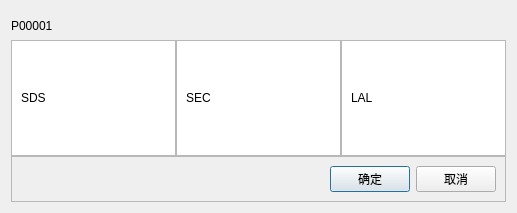
Old version of the form QCseek/qcresultDialog.ui in the repository dongfeixiang/QCseek.
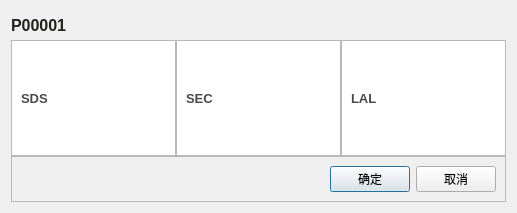
New version of the form.

What changed in the file:
```diff
--- a/QCseek/qcresultDialog.ui
+++ b/QCseek/qcresultDialog.ui
@@ -23,6 +23,16 @@
    <string notr="true">QFrame#content {
 	background-color: rgb(255, 255, 255);
 	border-radius: 3px;
+}
+QLabel#pidLabel {
+	font-size: 12pt;
+	font-weight: bold;
+	color: rgb(33, 34, 27);
+}
+#label_sds, #label_sec, #label_lal {
+	font-size: 10pt;
+	font-weight: bold;
+	color: rgb(74, 74, 74);
 }</string>
   </property>
   <layout class="QVBoxLayout" name="verticalLayout">
@@ -82,7 +92,7 @@
         </property>
         <layout class="QVBoxLayout" name="verticalLayout_2">
          <item>
-          <widget class="QLabel" name="label_2">
+          <widget class="QLabel" name="label_sds">
            <property name="text">
             <string>SDS</string>
            </property>
@@ -101,7 +111,7 @@
         </property>
         <layout class="QVBoxLayout" name="verticalLayout_3">
          <item>
-          <widget class="QLabel" name="label_3">
+          <widget class="QLabel" name="label_sec">
            <property name="text">
             <string>SEC</string>
            </property>
@@ -120,7 +130,7 @@
         </property>
         <layout class="QVBoxLayout" name="verticalLayout_4">
          <item>
-          <widget class="QLabel" name="label_4">
+          <widget class="QLabel" name="label_lal">
            <property name="text">
             <string>LAL</string>
            </property>
```
Left out of the diff: 5 changed lines with no effect on the pictures.
